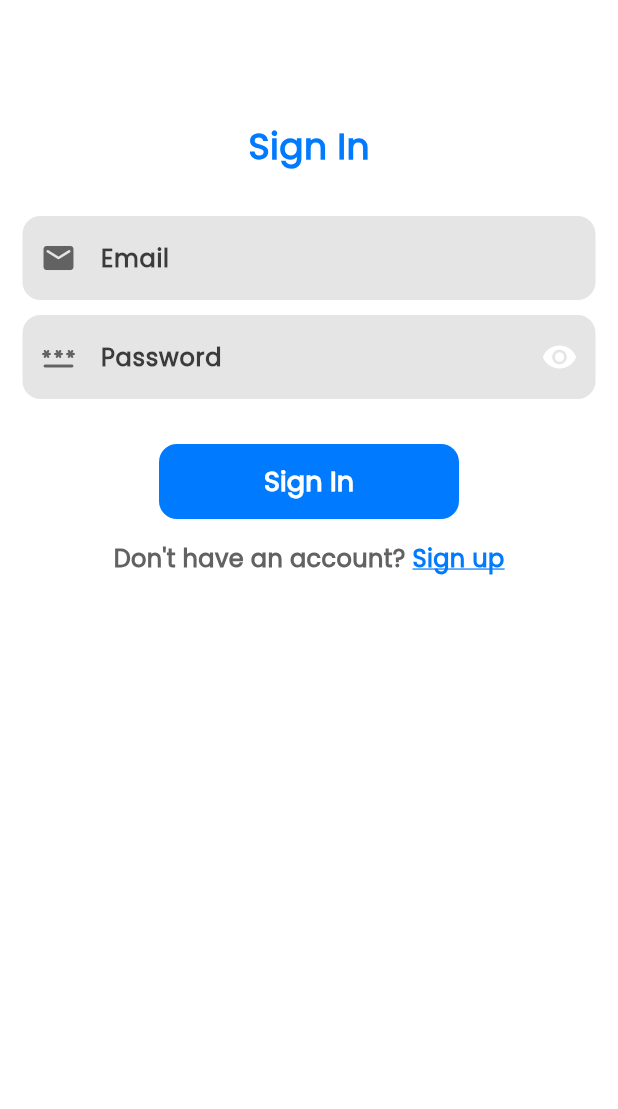
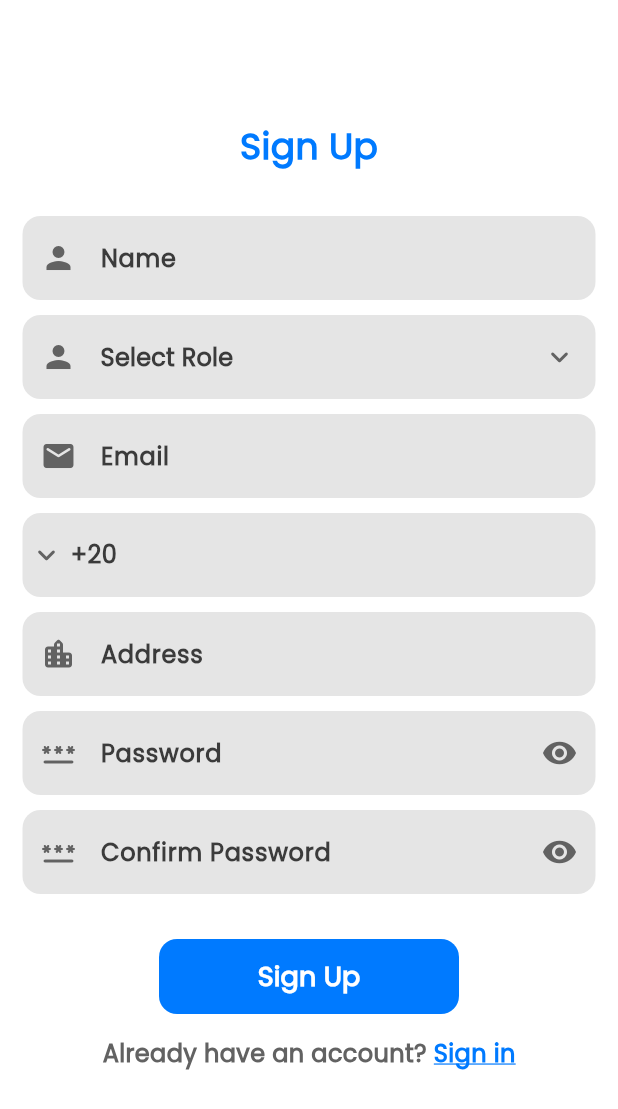
Before and after one commit to Ahmedmahmouddd/uber_clone, a Flutter app: the screen it shows after launch, on a phone screen of 412 x 824 dp. Shown: the top 1109 px of the screen. Run offline on Flutter 3.47's test engine with Material 3 defaults, Android fonts, the phone set to English and light mode, and no system bars; drawn by our look-alikes of intl_phone_field; our stand-ins replace bloc, dio, email_validator, firebase_auth, firebase_core, firebase_database and 6 more; missing offline and left inert: flutter_polyline_points, geocoder2; accounts and stored records are empty.

Commit message:
create driver register screen and make the app differenciate between driver and rider, make user current info model and data available for the whole app now and fix bugs before

```diff
--- a/lib/main.dart
+++ b/lib/main.dart
@@ -7,6 +7,7 @@ import 'package:uber_clone/presentation/home/bloc/drop_off_cubit/drop_off_cubit.
 import 'package:uber_clone/presentation/home/bloc/pickup&dropoff_location_cubit/pickup_location_cubit.dart';
 import 'package:uber_clone/presentation/splash/bloc/auth_gate_cubit/auth_gate_cubit.dart';
 import 'package:uber_clone/presentation/splash/screens/splash.dart';
+import 'package:uber_clone/presentation/home/bloc/save_current_user_info_cubit/save_current_user_info_cubit.dart';
 
 void main() async {
   WidgetsFlutterBinding.ensureInitialized();
@@ -23,7 +24,8 @@ class TaxiApp extends StatelessWidget {
       providers: [
         BlocProvider(create: (context) => PickUpLocationCubit()),
         BlocProvider(create: (context) => DropOffLocationCubit()),
-        BlocProvider(create: (context) => AuthGateCubit()..chackAuthState())
+        BlocProvider(create: (context) => AuthGateCubit()..chackAuthState()),
+        BlocProvider(create: (conntext) => LoadCurrentUserInfoCubit()),
       ],
       child: MaterialApp(
         themeMode: ThemeMode.system,
--- a/lib/presentation/auth/bloc/sign_in_cubit/sign_in_cubit.dart
+++ b/lib/presentation/auth/bloc/sign_in_cubit/sign_in_cubit.dart
@@ -11,7 +11,7 @@ class SignInCubit extends Cubit<SignInState> {
     try {
       await FirebaseAuth.instance.signInWithEmailAndPassword(email: email, password: password);
       emit(SignInSuccess());
-    }on FirebaseAuthException catch (e) {
+    } on FirebaseAuthException catch (e) {
       if (e.code == 'invalid-credential') {
         emit(SignInFailure(errMessage: "Wrong email or password provided."));
       }
--- a/lib/presentation/auth/screens/signin.dart
+++ b/lib/presentation/auth/screens/signin.dart
@@ -73,14 +73,16 @@ class _SignInState extends State<SignIn> {
                               obsecure: passwordVisible,
                               suffixIcon: passwordVisible
                                   ? IconButton(
-                                      focusColor: darkTheme ? DarkColors.background : LightColors.white,
+                                      focusColor:
+                                          darkTheme ? DarkColors.background : LightColors.textSecondary,
                                       onPressed: () {
                                         setState(() {
                                           passwordVisible = !passwordVisible;
                                         });
                                       },
                                       icon: Icon(Icons.visibility,
-                                          color: darkTheme ? DarkColors.background : LightColors.white),
+                                          color:
+                                              darkTheme ? DarkColors.background : LightColors.textSecondary),
                                     )
                                   : IconButton(
                                       onPressed: () {
@@ -89,7 +91,8 @@ class _SignInState extends State<SignIn> {
                                         });
                                       },
                                       icon: Icon(Icons.visibility_off_outlined,
-                                          color: darkTheme ? DarkColors.background : LightColors.white),
+                                          color:
+                                              darkTheme ? DarkColors.background : LightColors.textSecondary),
                                     ),
                               darkTheme: darkTheme,
                               controller: passwordController,
--- a/lib/presentation/auth/screens/signup.dart
+++ b/lib/presentation/auth/screens/signup.dart
@@ -5,9 +5,11 @@ import 'package:uber_clone/common/theme_provider/app_colors.dart';
 import 'package:uber_clone/common/theme_provider/app_styles.dart';
 import 'package:uber_clone/presentation/auth/bloc/sign_up_cubit/sign_up_cubit.dart';
 import 'package:uber_clone/presentation/auth/screens/signin.dart';
+import 'package:uber_clone/presentation/auth/screens/vehicle_info.dart';
 import 'package:uber_clone/presentation/auth/widgets/auth_button.dart';
 import 'package:uber_clone/presentation/auth/widgets/auth_text_field.dart';
 import 'package:uber_clone/presentation/auth/widgets/custom_snackbar.dart';
+import 'package:uber_clone/presentation/auth/widgets/dropdown_form_field.dart';
 import 'package:uber_clone/presentation/auth/widgets/intl_phone_field.dart';
 import 'package:uber_clone/presentation/home/screens/home.dart';
 
@@ -26,6 +28,8 @@ class _SignUpState extends State<SignUp> {
   final addressController = TextEditingController();
   final passwordController = TextEditingController();
   final confirmPasswordController = TextEditingController();
+  final userRoleController = TextEditingController();
+
   bool passwordVisible = true;
   bool confirmPasswordVisible = true;
 
@@ -83,6 +87,29 @@ class _SignUpState extends State<SignUp> {
                               },
                             ),
                             SizedBox(height: 10),
+                            AuthDropdownFormField(
+                              items: [
+                                DropdownMenuItem(
+                                    value: 'Rider',
+                                    child: Text('Rider', style: AppStyles.styleSemiBold16(darkTheme))),
+                                DropdownMenuItem(
+                                    value: 'Driver',
+                                    child: Text('Driver', style: AppStyles.styleSemiBold16(darkTheme))),
+                              ],
+                              hint: "Select Role",
+                              icon: Icons.person,
+                              darkTheme: darkTheme,
+                              onChanged: (value) {
+                                setState(() => userRoleController.text = value.toString());
+                              },
+                              validator: (value) {
+                                if (value == null || value.isEmpty) {
+                                  return "Please select a role";
+                                }
+                                return null;
+                              },
+                            ),
+                            SizedBox(height: 10),
                             AuthTextFormField(
                               darkTheme: darkTheme,
                               controller: emailController,
@@ -125,24 +152,28 @@ class _SignUpState extends State<SignUp> {
                               obsecure: passwordVisible,
                               suffixIcon: passwordVisible
                                   ? IconButton(
-                                      focusColor: darkTheme ? DarkColors.background : LightColors.white,
+                                      focusColor:
+                                          darkTheme ? DarkColors.background : LightColors.textSecondary,
                                       onPressed: () {
                                         setState(() {
                                           passwordVisible = !passwordVisible;
                                         });
                                       },
                                       icon: Icon(Icons.visibility,
-                                          color: darkTheme ? DarkColors.background : LightColors.white),
+                                          color:
+                                              darkTheme ? DarkColors.background : LightColors.textSecondary),
                                     )
                                   : IconButton(
-                                      focusColor: darkTheme ? DarkColors.background : LightColors.white,
+                                      focusColor:
+                                          darkTheme ? DarkColors.background : LightColors.textSecondary,
                                       onPressed: () {
                                         setState(() {
                                           passwordVisible = !passwordVisible;
                                         });
                                       },
                                       icon: Icon(Icons.visibility_off_outlined,
-                                          color: darkTheme ? DarkColors.background : LightColors.white),
+                                          color:
+                                              darkTheme ? DarkColors.background : LightColors.textSecondary),
                                     ),
                               darkTheme: darkTheme,
                               controller: passwordController,
@@ -150,7 +181,7 @@ class _SignUpState extends State<SignUp> {
                               icon: Icons.password_rounded,
                               validator: (value) {
                                 if (value == null || value.isEmpty) {
-                                  return "Please enter an password";
+                                  return "Please enter a password";
                                 }
                                 if (value.length < 8) {
                                   return "Password must be at least 8 characters long";
@@ -166,24 +197,28 @@ class _SignUpState extends State<SignUp> {
                               obsecure: confirmPasswordVisible,
                               suffixIcon: confirmPasswordVisible
                                   ? IconButton(
-                                      focusColor: darkTheme ? DarkColors.background : LightColors.white,
+                                      focusColor:
+                                          darkTheme ? DarkColors.background : LightColors.textSecondary,
                                       onPressed: () {
                                         setState(() {
                                           confirmPasswordVisible = !confirmPasswordVisible;
                                         });
                                       },
                                       icon: Icon(Icons.visibility,
-                                          color: darkTheme ? DarkColors.background : LightColors.white),
+                                          color:
+                                              darkTheme ? DarkColors.background : LightColors.textSecondary),
                                     )
                                   : IconButton(
-                                      focusColor: darkTheme ? DarkColors.background : LightColors.white,
+                                      focusColor:
+                                          darkTheme ? DarkColors.background : LightColors.textSecondary,
                                       onPressed: () {
                                         setState(() {
                                           confirmPasswordVisible = !confirmPasswordVisible;
                                         });
                                       },
                                       icon: Icon(Icons.visibility_off_outlined,
-                                          color: darkTheme ? DarkColors.background : LightColors.white),
+                                          color:
+                                              darkTheme ? DarkColors.background : LightColors.textSecondary),
                                     ),
                               darkTheme: darkTheme,
                               controller: confirmPasswordController,
@@ -214,16 +249,32 @@ class _SignUpState extends State<SignUp> {
                                 final bool isLoading = state is SignUpLoading;
                                 return AuthButton(
                                   loading: isLoading,
-                                  text: "Sign Up",
+                                  text: userRoleController.text == "Driver" ? "Continue" : "Sign Up",
                                   darkTheme: darkTheme,
                                   onPressed: () {
                                     if (signupKey.currentState!.validate()) {
-                                      BlocProvider.of<SignUpCubit>(context).signUp(
+                                      if (userRoleController.text == "Rider") {
+                                        BlocProvider.of<SignUpCubit>(context).signUp(
                                           email: emailController.text.trim(),
                                           password: passwordController.text.trim(),
                                           userName: nameController.text.trim(),
                                           address: addressController.text.trim(),
-                                          phone: phoneController.text.trim());
+                                          phone: phoneController.text.trim(),
+                                          role: userRoleController.text.trim(),
+                                        );
+                                      } else if (userRoleController.text == "Driver") {
+                                        Navigator.push(
+                                            context,
+                                            MaterialPageRoute(
+                                                builder: (context) => VehicleInfo(
+                                                    name: nameController.text,
+                                                    address: addressController.text,
+                                                    phone: phoneController.text,
+                                                    email: emailController.text,
+                                                    password: passwordController.text,
+                                                    confirmPassword: confirmPasswordController.text,
+                                                    userRole: userRoleController.text)));
+                                      }
                                     }
                                   },
                                 );
--- /dev/null
+++ b/lib/presentation/auth/widgets/dropdown_form_field.dart
@@ -0,0 +1,52 @@
+import 'package:flutter/material.dart';
+import 'package:uber_clone/common/theme_provider/app_colors.dart';
+import 'package:uber_clone/common/theme_provider/app_styles.dart';
+
+class AuthDropdownFormField extends StatelessWidget {
+  const AuthDropdownFormField({
+    super.key,
+    required this.darkTheme,
+    required this.items,
+    this.validator,
+    this.onChanged,
+    this.value,
+    required this.hint,
+    required this.icon,
+  });
+
+  final bool darkTheme;
+  final String? Function(String?)? validator;
+  final void Function(String?)? onChanged;
+  final String? value;
+  final List<DropdownMenuItem<String>> items;
+  final String hint;
+  final IconData icon;
+
+  @override
+  Widget build(BuildContext context) {
+    return Theme(
+      data: Theme.of(context).copyWith(
+        inputDecorationTheme: InputDecorationTheme(errorStyle: AppStyles.styleError12()),
+      ),
+      child: DropdownButtonFormField(
+        items: items,
+        hint: Text(hint, style: AppStyles.styleSemiBold16(darkTheme)),
+        value: value,
+        icon: Icon(Icons.keyboard_arrow_down_rounded,
+            color: darkTheme ? DarkColors.background : LightColors.textSecondary),
+        onChanged: onChanged,
+        validator: validator,
+        decoration: InputDecoration(
+          filled: true,
+          hintStyle: AppStyles.styleSemiBold16(darkTheme),
+          fillColor: darkTheme ? DarkColors.accent : LightColors.accent,
+          prefixIcon: Icon(icon, color: darkTheme ? DarkColors.textSecondary : LightColors.textSecondary),
+          border: OutlineInputBorder(
+            borderRadius: BorderRadius.circular(12),
+            borderSide: BorderSide.none,
+          ),
+        ),
+      ),
+    );
+  }
+}
--- a/lib/presentation/auth/widgets/intl_phone_field.dart
+++ b/lib/presentation/auth/widgets/intl_phone_field.dart
@@ -21,7 +21,7 @@ class IntelPhoneField extends StatelessWidget {
         initialValue: "+20",
         controller: phoneController,
         dropdownTextStyle: AppStyles.styleSemiBold16(darkTheme),
-        dropdownIcon: Icon(Icons.arrow_drop_down,
+        dropdownIcon: Icon(Icons.keyboard_arrow_down_rounded,
             color: darkTheme ? DarkColors.textSecondary : LightColors.textSecondary),
         showCountryFlag: false,
         style: AppStyles.styleSemiBold16(darkTheme),
--- /dev/null
+++ b/lib/presentation/home/bloc/save_current_user_info_cubit/save_current_user_info_state.dart
@@ -0,0 +1,18 @@
+part of 'save_current_user_info_cubit.dart';
+
+@immutable
+sealed class LoadCurrentUserInfoState {}
+
+final class LoadCurrentUserInfoInitial extends LoadCurrentUserInfoState {}
+
+final class LoadCurrentUserInfoLoading extends LoadCurrentUserInfoState {}
+
+final class LoadCurrentUserInfoSuccess extends LoadCurrentUserInfoState {
+  final UserModel userModel;
+  LoadCurrentUserInfoSuccess(this.userModel);
+}
+
+final class LoadCurrentUserInfoError extends LoadCurrentUserInfoState {
+  final String errorMessage;
+  LoadCurrentUserInfoError(this.errorMessage);
+}
--- a/lib/presentation/home/screens/drawer_screen.dart
+++ b/lib/presentation/home/screens/drawer_screen.dart
@@ -4,8 +4,8 @@ import 'package:flutter_bloc/flutter_bloc.dart';
 import 'package:uber_clone/common/theme_provider/app_colors.dart';
 import 'package:uber_clone/common/theme_provider/app_styles.dart';
 import 'package:uber_clone/presentation/auth/screens/signin.dart';
+import 'package:uber_clone/presentation/home/bloc/save_current_user_info_cubit/save_current_user_info_cubit.dart';
 import 'package:uber_clone/presentation/home/screens/profile_screen.dart';
-import 'package:uber_clone/presentation/splash/bloc/auth_gate_cubit/auth_gate_cubit.dart';
 
 class DrawerScreen extends StatelessWidget {
   const DrawerScreen({super.key, required this.darkTheme});
@@ -35,8 +35,8 @@ class DrawerScreen extends StatelessWidget {
             SizedBox(height: 12),
             Center(
               child: Text(
-                  context.read<AuthGateCubit>().userModelCurrentInfo!.name![0].toUpperCase() +
-                      context.read<AuthGateCubit>().userModelCurrentInfo!.name!.substring(1),
+                  context.read<LoadCurrentUserInfoCubit>().userModelCurrentInfo!.name![0].toUpperCase() +
+                      context.read<LoadCurrentUserInfoCubit>().userModelCurrentInfo!.name!.substring(1),
                   style: AppStyles.styleBold20(darkTheme),
                   textAlign: TextAlign.center),
             ),
--- a/lib/presentation/splash/bloc/auth_gate_cubit/auth_gate_cubit.dart
+++ b/lib/presentation/splash/bloc/auth_gate_cubit/auth_gate_cubit.dart
@@ -2,25 +2,19 @@ import 'package:bloc/bloc.dart';
 import 'package:firebase_auth/firebase_auth.dart';
 import 'package:firebase_database/firebase_database.dart';
 import 'package:meta/meta.dart';
-import 'package:uber_clone/presentation/splash/models/user_model.dart';
 
 part 'auth_gate_state.dart';
 
 class AuthGateCubit extends Cubit<AuthGateState> {
   AuthGateCubit() : super(AuthGateInitial());
 
-  UserModel? _userModelCurrentInfo;
-  UserModel? get userModelCurrentInfo => _userModelCurrentInfo;
-
   Future<void> chackAuthState() async {
-
     try {
       final currentUser = FirebaseAuth.instance.currentUser;
       if (currentUser != null) {
         DatabaseReference userRef = FirebaseDatabase.instance.ref().child("users").child(currentUser.uid);
         DataSnapshot snap = await userRef.once().then((event) => event.snapshot);
         if (snap.value != null) {
-          _userModelCurrentInfo = UserModel.fromsnapshot(snap);
           emit(AuthGateAuthenticated());
           return;
         }
--- a/lib/presentation/splash/models/user_model.dart
+++ b/lib/presentation/splash/models/user_model.dart
@@ -6,8 +6,23 @@ class UserModel {
   String? id;
   String? address;
   String? email;
+  String? role;
+  String? vehicleModel;
+  String? vehicleColor;
+  String? vehicleNumber;
+  String? vehicleTyp;
 
-  UserModel({this.phoneNumber, this.name, this.id, this.address, this.email});
+  UserModel(
+      {this.phoneNumber,
+      this.name,
+      this.id,
+      this.address,
+      this.email,
+      this.role,
+      this.vehicleModel,
+      this.vehicleColor,
+      this.vehicleNumber,
+      this.vehicleTyp});
 
   UserModel.fromsnapshot(DataSnapshot snapshot) {
     phoneNumber = (snapshot.value as dynamic)["phone"];
@@ -15,5 +30,10 @@ class UserModel {
     id = snapshot.key;
     email = (snapshot.value as dynamic)["email"];
     address = (snapshot.value as dynamic)["address"];
+    role = (snapshot.value as dynamic)["role"];
+    vehicleModel = (snapshot.value as dynamic)["vehicleModel"];
+    vehicleColor = (snapshot.value as dynamic)["vehicleColor"];
+    vehicleNumber = (snapshot.value as dynamic)["vehicleNumber"];
+    vehicleTyp = (snapshot.value as dynamic)["vehicleType"];
   }
 }
--- a/lib/presentation/splash/screens/splash.dart
+++ b/lib/presentation/splash/screens/splash.dart
@@ -1,9 +1,8 @@
 // ignore_for_file: use_build_context_synchronously
-
 import 'package:flutter/material.dart';
 import 'package:flutter_bloc/flutter_bloc.dart';
 import 'package:uber_clone/common/theme_provider/app_colors.dart';
-import 'package:uber_clone/presentation/auth/screens/signin.dart';
+import 'package:uber_clone/presentation/auth/screens/signup.dart';
 import 'package:uber_clone/presentation/home/screens/home.dart';
 import 'package:uber_clone/presentation/splash/bloc/auth_gate_cubit/auth_gate_cubit.dart';
 
@@ -20,7 +19,7 @@ class AuthGate extends StatelessWidget {
         } else if (state is AuthGateAuthenticated) {
           return Home();
         } else if (state is AuthGateUnAuthenticated) {
-          return SignIn();
+          return SignUp();
         } else if (state is AuthGateFailure) {
           return Scaffold(body: Center(child: Text(state.errorMessage)));
         }
```
Also changed, not shown: lib/presentation/auth/bloc/sign_up_cubit/sign_up_cubit.dart (+17 -2 lines), lib/presentation/auth/screens/vehicle_info.dart (added, +211 -0 lines), lib/presentation/home/bloc/save_current_user_info_cubit/save_current_user_info_cubit.dart (added, +27 -0 lines), lib/presentation/home/screens/driver_home.dart (added, +10 -0 lines), lib/presentation/home/screens/home.dart (+10 -12 lines), lib/presentation/home/screens/profile_screen.dart (+11 -33 lines), lib/presentation/home/widgets/edit_dialog_alet.dart (added, +28 -0 lines).
